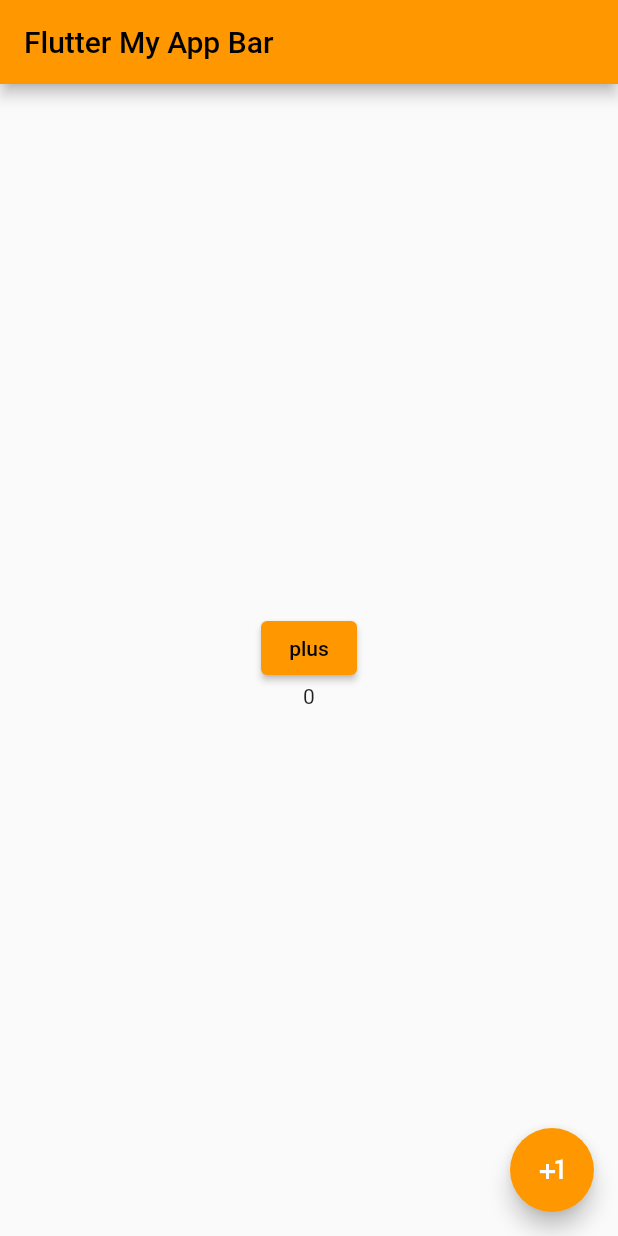
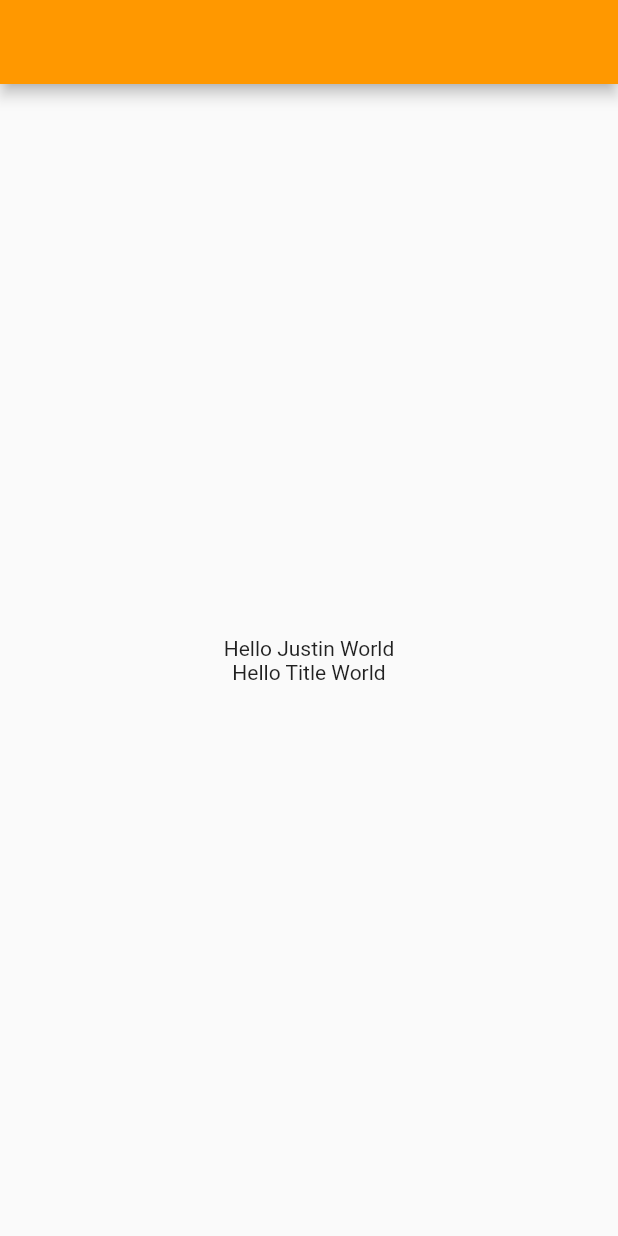
Before and after one commit to jjs1545/flutter_application_study, a Flutter app: the screen it shows after launch, on a phone screen of 412 x 824 dp. Run offline on Flutter 3.47's test engine with Material 2 defaults, Android fonts, the phone set to English and light mode, and no system bars.

Commit message:
위젯간의 데이터 전달

```diff
--- a/lib/main.dart
+++ b/lib/main.dart
@@ -1,5 +1,4 @@
 import 'package:flutter/material.dart';
-import 'package:flutter_application_study/pages/my_home_page.dart';
 
 void main() {
   runApp(const MyApp());
@@ -16,7 +15,37 @@
         primarySwatch: Colors.orange,
       ),
       // home: const JusinHomePage(),
-      home: const MyHomePage(),
+      home: const MyWidget(
+        name: 'Justin',
+        title: 'Title',
+      ),
     );
   }
 }
+
+class MyWidget extends StatelessWidget {
+  const MyWidget({
+    super.key,
+    required this.name,
+    required this.title,
+  });
+
+  final String name;
+  final String title;
+
+  @override
+  Widget build(BuildContext context) {
+    return Scaffold(
+      appBar: AppBar(),
+      body: Center(
+        child: Column(
+          mainAxisAlignment: MainAxisAlignment.center,
+          children: [
+            Text('Hello $name World'),
+            Text('Hello $title World'),
+          ],
+        ),
+      ),
+    );
+  }
+}
```
